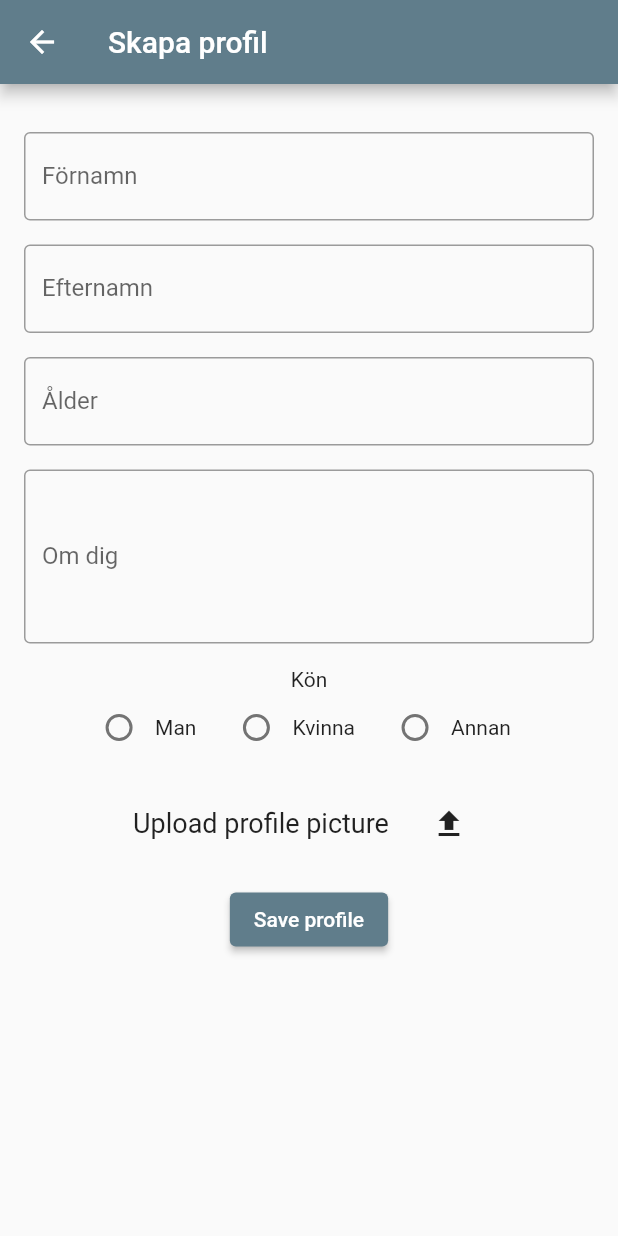
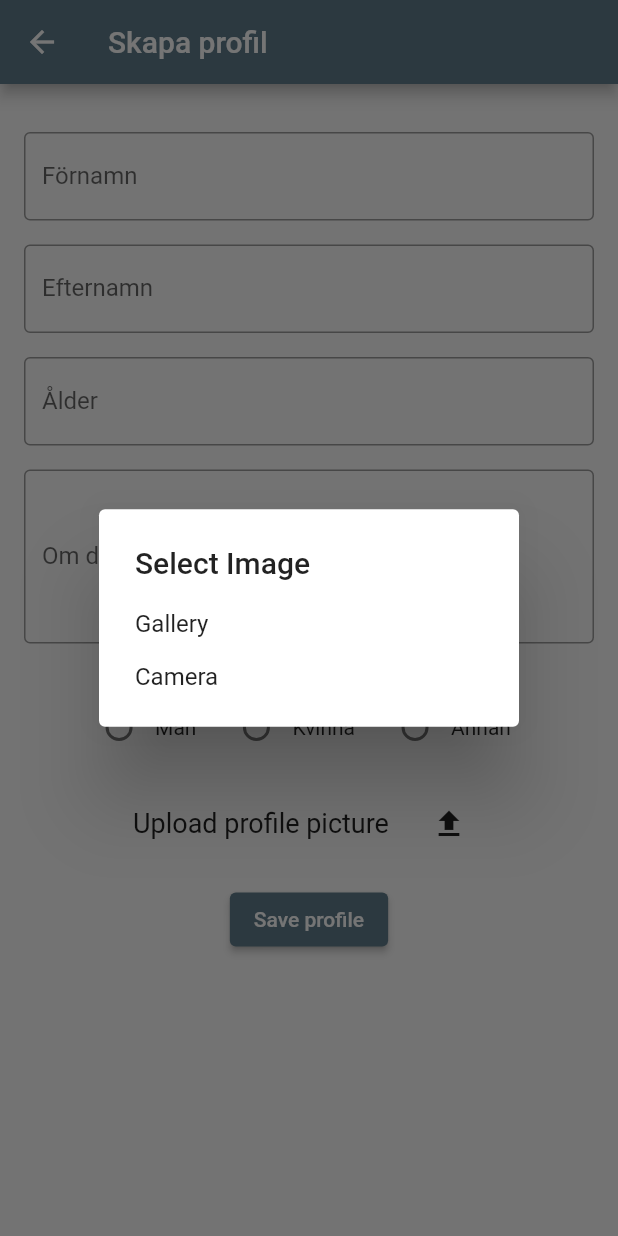
Before and after one commit to joas47/Bark_Buddy, a Flutter app: the MakeOwnerProfilePage screen opened directly, after a tap on the "upload" icon, on a phone screen of 412 x 824 dp. Run offline on Flutter 3.47's test engine with Material 2 defaults, Android fonts, the phone set to English and light mode, and no system bars; our stand-ins replace cloud_firestore, firebase_auth, firebase_core, firebase_storage, image_picker; accounts and stored records are empty.

Commit message:
Bilduppladdning fungerar nu

```diff
--- a/lib/database_handler.dart
+++ b/lib/database_handler.dart
@@ -5,15 +5,15 @@ class DatabaseHandler {
   // TODO: profilePic not used yet
   // TODO: handle lName and bio
   static Future<void> addUserToDatabase(String fName, String lName,
-      String gender, int age, String bio) async {
+      String gender, int age, String bio, String? profilePic) async {
     CollectionReference users = FirebaseFirestore.instance.collection('users');
-    print('kör metoden' + fName + lName + gender + bio);
     await users.add({
       'name': fName,
       'gender': gender,
       'age': age,
       'surname': lName,
       'about' : bio,
+      'picture' : profilePic
     })
     .then((value) => print("Student data Added"))
         .catchError((error) => print("Student couldn't be added."));
--- /dev/null
+++ b/lib/image_handler.dart
@@ -0,0 +1,76 @@
+import 'dart:io';
+
+import 'package:firebase_storage/firebase_storage.dart';
+import 'package:flutter/material.dart';
+import 'package:image_picker/image_picker.dart';
+import 'package:flutter/widgets.dart';
+
+class ImageUtils {
+  static Future<File?> pickImageFromGallery() async {
+    final picker = ImagePicker();
+    final pickedFile = await picker.pickImage(source: ImageSource.gallery);
+    if (pickedFile != null) {
+      return File(pickedFile.path);
+    }
+    return null;
+  }
+
+  static Future<File?> takePhoto() async {
+    final picker = ImagePicker();
+    final pickedFile = await picker.pickImage(source: ImageSource.camera);
+    if (pickedFile != null) {
+      return File(pickedFile.path);
+    }
+    return null;
+  }
+
+  static Future<String?> uploadImageToFirebase(File imageFile, String storageUrl) async {
+    try {
+      // Create a StorageReference to the specified URL
+      final storageReference = FirebaseStorage.instance.refFromURL(storageUrl);
+
+      // Create a unique filename for the image
+      final fileName = DateTime.now().millisecondsSinceEpoch.toString();
+      final uploadReference = storageReference.child('images/$fileName');
+
+      // Upload the image to Firebase Storage
+      final uploadTask = uploadReference.putFile(imageFile);
+      await uploadTask.whenComplete(() {});
+
+      // Get the download URL of the uploaded image
+      final url = await uploadReference.getDownloadURL();
+      return url;
+    } catch (e) {
+      print(e);
+      return null;
+    }
+  }
+
+  static Future<File?> showImageSourceDialog(BuildContext context) async {
+    return showDialog<File>(
+      context: context,
+      builder: (BuildContext context) => AlertDialog(
+        title: const Text('Select Image'),
+        content: SingleChildScrollView(
+          child: ListBody(
+            children: <Widget>[
+              GestureDetector(
+                child: const Text('Gallery'),
+                onTap: () async {
+                  Navigator.pop(context, await pickImageFromGallery());
+                },
+              ),
+              const SizedBox(height: 16.0),
+              GestureDetector(
+                child: const Text('Camera'),
+                onTap: () async {
+                  Navigator.pop(context, await takePhoto());
+                },
+              ),
+            ],
+          ),
+        ),
+      ),
+    );
+  }
+}
--- a/lib/make_owner_profile_page.dart
+++ b/lib/make_owner_profile_page.dart
@@ -1,9 +1,13 @@
+
+
 import 'package:cross_platform_test/make_dog_profile_page.dart';
 import 'package:flutter/material.dart';
 import 'package:flutter/services.dart';
 import 'package:image_picker/image_picker.dart';
 import 'file_selector_handler.dart';
 import 'database_handler.dart';
+import 'image_handler.dart';
+import 'dart:io';
 
 class MakeOwnerProfilePage extends StatefulWidget {
   const MakeOwnerProfilePage({super.key});
@@ -18,7 +22,8 @@ class _MakeOwnerProfilePageState extends State<MakeOwnerProfilePage> {
   String _gender = '';
   int _age = -1;
   String _bio = '';
-  XFile? _profilePic;
+  String? _profilePic = '';
+
 
   final List<String> _genderOptions = ['Man', 'Kvinna', 'Annan'];
 
@@ -51,7 +56,8 @@ class _MakeOwnerProfilePageState extends State<MakeOwnerProfilePage> {
               Row(
                 mainAxisAlignment: MainAxisAlignment.center,
                 children: _genderOptions
-                    .map((option) => Row(
+                    .map((option) =>
+                    Row(
                       children: [
                         Radio(
                           value: option,
@@ -75,9 +81,11 @@ class _MakeOwnerProfilePageState extends State<MakeOwnerProfilePage> {
                 return ElevatedButton(
                   onPressed: () {
                     // TODO: uncomment this
-                    if (_validateInputs() && _gender.isNotEmpty /*&& _profilePic != null true*/) {
-                      // TODO: save owner to database (uncomment the line below)
-                      DatabaseHandler.addUserToDatabase(_fName, _lName, _gender, _age, _bio);
+                    if (_validateInputs() &&
+                        _gender.isNotEmpty /*&& _profilePic != null true*/) {
+                      // TODO: save owner to database  (uncomment the line below)
+                      DatabaseHandler.addUserToDatabase(
+                          _fName, _lName, _gender, _age, _bio, _profilePic);
                       Navigator.push(
                           context,
                           MaterialPageRoute(
@@ -188,7 +196,7 @@ class _MakeOwnerProfilePageState extends State<MakeOwnerProfilePage> {
     }
   }
 
-  Widget _buildProfilePictureUploadButton() {
+/*  Widget _buildProfilePictureUploadButton() {
     return Row(
       mainAxisAlignment: MainAxisAlignment.center,
       children: [
@@ -207,4 +215,34 @@ class _MakeOwnerProfilePageState extends State<MakeOwnerProfilePage> {
       ],
     );
   }
+}*/
+  Widget _buildProfilePictureUploadButton() {
+    String storageUrl = "gs://bark-buddy.appspot.com";
+    return Row(
+      mainAxisAlignment: MainAxisAlignment.center,
+      children: [
+        const Text(
+          'Upload profile picture',
+          style: TextStyle(fontSize: 18.0),
+        ),
+        const SizedBox(width: 16.0),
+        IconButton(
+          onPressed: () async {
+            // show dialog with options to choose image or take a new one
+            final selectedImage = await ImageUtils.showImageSourceDialog(context);
+
+            // upload image to Firebase Storage
+            if (selectedImage != null) {
+              final imageUrl = await ImageUtils.uploadImageToFirebase(selectedImage, storageUrl);
+              setState(() {
+                _profilePic = imageUrl;
+              });
             }
+          },
+          icon: const Icon(Icons.upload),
+        ),
+      ],
+    );
+  }
+
+}
--- a/pubspec.yaml
+++ b/pubspec.yaml
@@ -33,6 +33,7 @@ dependencies:
   file_picker: ^4.0.0
   http: ^0.13.4
   xml: ^6.2.0
+  firebase_storage: ^11.1.2
 
   # The following adds the Cupertino Icons font to your application.
   # Use with the CupertinoIcons class for iOS style icons.
```
Also changed, not shown: pubspec.lock. Lines whose indentation alone changed are shown as unchanged.
